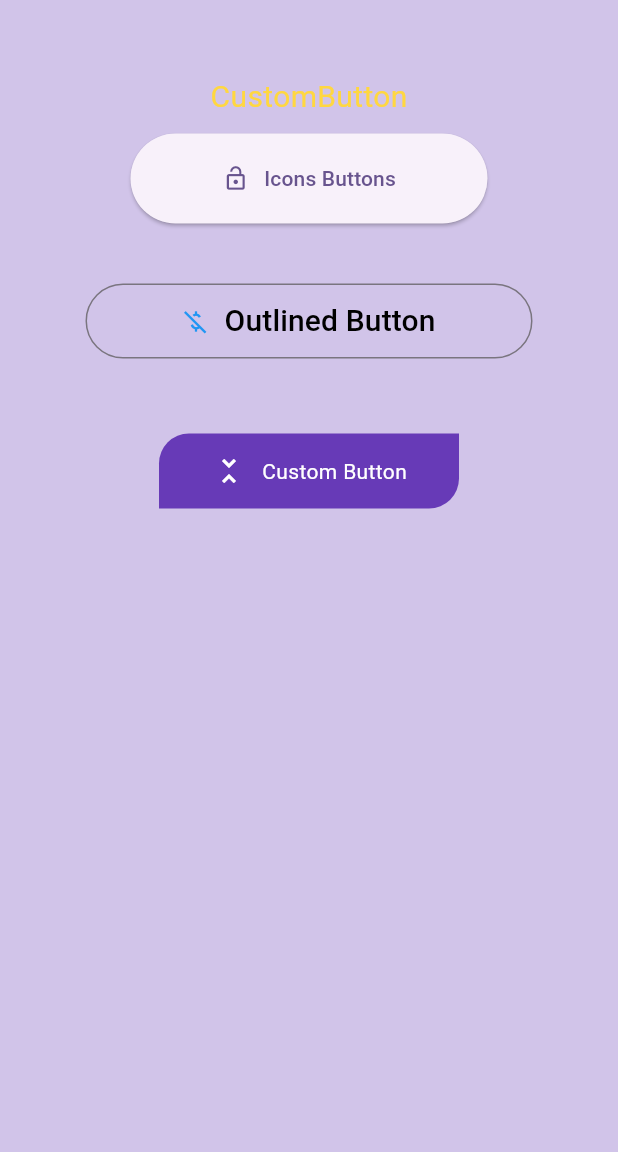
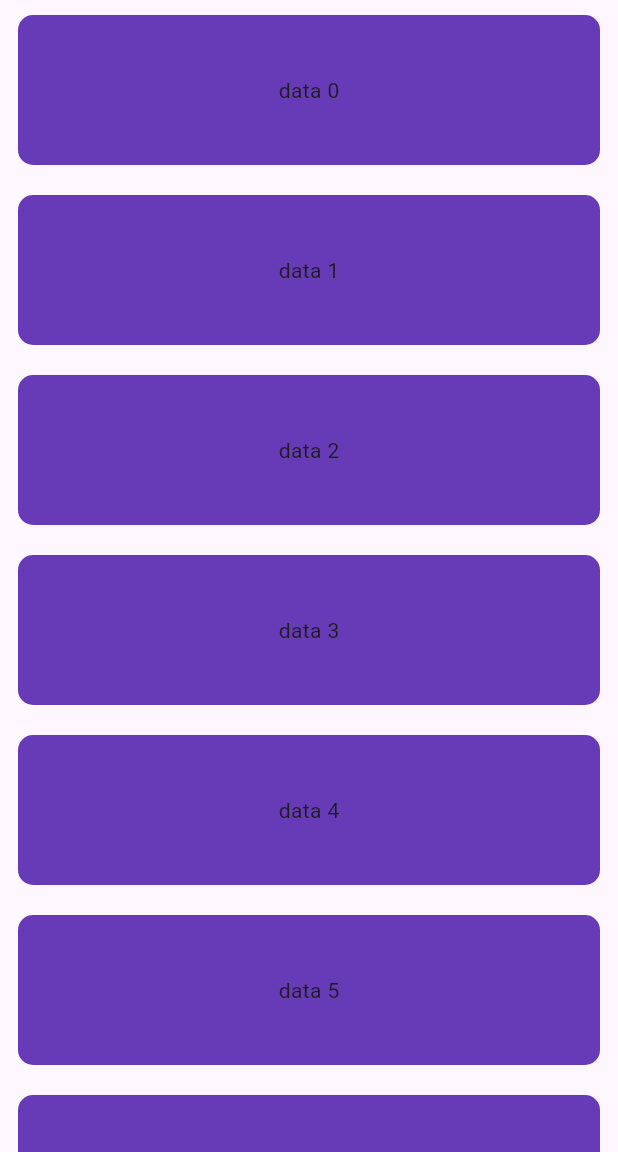
Before and after one commit to ShivBhanKushWaha/Flutter_Tutorial, a Flutter app: the screen it shows after launch, on a phone screen of 412 x 824 dp, the part 84-1236 px from its top. Run offline on Flutter 3.47's test engine with Material 3 defaults, Android fonts, the phone set to English and light mode, and no system bars.

Commit message:
ScrollListView

```diff
--- a/lib/components/AppBar.dart
+++ b/lib/components/AppBar.dart
@@ -1,5 +1,6 @@
 import 'package:flutter/material.dart';
-import 'package:flutter_tutorial/components/Buttons.dart';
+// import 'package:flutter_tutorial/components/Buttons.dart';
+import 'package:flutter_tutorial/components/ScrollableWidget.dart';
 
 class HomePage extends StatelessWidget {
   const HomePage({super.key});
@@ -40,7 +41,8 @@ class HomePage extends StatelessWidget {
       backgroundColor: Colors.deepPurple.shade100,
       body: const Center(
         // child: Text('Home'),
-        child: Buttons(),
+        // child: Buttons(),
+        child: ScrollableWidget(),
       ),
     );
   }
--- /dev/null
+++ b/lib/components/ScrollableWidget.dart
@@ -0,0 +1,32 @@
+import 'package:flutter/material.dart';
+
+class ScrollableWidget extends StatelessWidget {
+const ScrollableWidget({ super.key });
+
+  @override
+  Widget build(BuildContext context){
+    return Scaffold(
+      // to make a scrollable widget
+      body:
+          ListView.builder(
+            // if item count not set then infinite scroll data
+            itemCount: 20,
+            // to change scroll deirection vertical to horizonatal use scrolldirection
+            // scrollDirection: Axis.horizontal,
+            itemBuilder: ((context,index) => Container(
+            width: 100,
+            height: 100,
+            padding: EdgeInsets.symmetric(vertical: 10,horizontal: 12),
+            margin: EdgeInsets.symmetric(vertical: 10,horizontal: 12),
+            decoration: BoxDecoration(
+              color: Colors.deepPurple,
+              borderRadius: BorderRadius.circular(10)
+            ),
+            child: Center(
+              child: Text('data $index'),
+            ),
+          ))
+          )
+    );
+  }
+}
```
